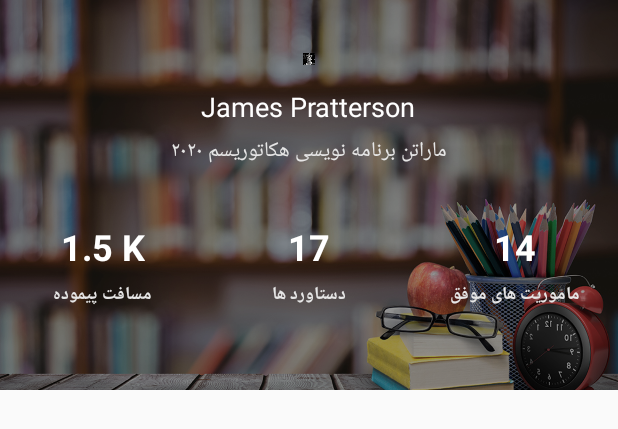
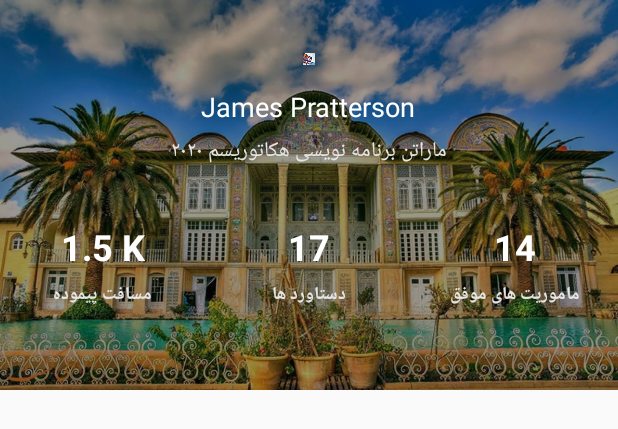
Before and after one commit to sajjadahmadish/Sarnakh, an Android app: the layout include_drawer_header_profile_image.xml on its own in the app's theme, with its tools: preview values and no code run, on a phone screen of 412 x 824 dp. Shown: the top 429 px of the screen. Run offline under Robolectric (Android 15) with nearby library versions, the phone set to English and light mode, and no system bars; plain views replace BezelImageView.

Commit message:
fix eh chizi

```diff
--- a/app/src/main/res/layout/activity_profile.xml
+++ b/app/src/main/res/layout/activity_profile.xml
@@ -21,7 +21,7 @@
             android:id="@+id/app_bar_layout"
             android:layout_width="match_parent"
             android:layout_height="250dp"
-            android:background="@color/colorPrimary"
+            android:background="@drawable/shiraz"
             android:fitsSystemWindows="true"
             android:theme="@style/ThemeOverlay.AppCompat.Dark.ActionBar">
 
@@ -30,7 +30,6 @@
                 android:layout_width="match_parent"
                 android:layout_height="match_parent"
                 android:fitsSystemWindows="true"
-                app:contentScrim="?attr/primaryColor"
                 app:expandedTitleTextAppearance="@style/TextAppearance.AppCompat.Title"
                 app:layout_scrollFlags="scroll|enterAlwaysCollapsed"
                 app:titleEnabled="false">
--- a/app/src/main/res/layout/include_drawer_header_profile_image.xml
+++ b/app/src/main/res/layout/include_drawer_header_profile_image.xml
@@ -15,7 +15,7 @@
         android:layout_height="match_parent"
         android:foreground="@color/overlay_dark_40"
         android:scaleType="centerCrop"
-        android:src="@drawable/back" />
+        android:src="@drawable/shiraz" />
 
     <LinearLayout
         android:id="@+id/lyt_profile"
@@ -38,7 +38,7 @@
             android:clickable="true"
             android:elevation="2dp"
             android:focusable="true"
-            tools:src="@drawable/photo_male_7" />
+            tools:src="@drawable/sajjad" />
 
         <LinearLayout
             android:layout_width="match_parent"
```
